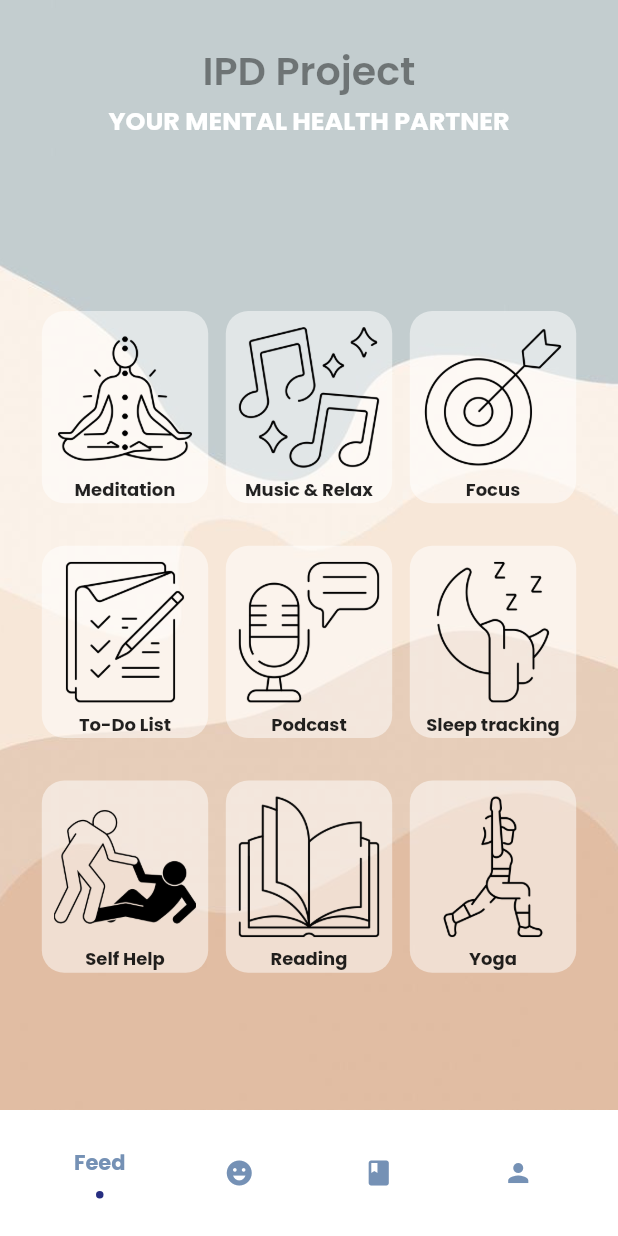
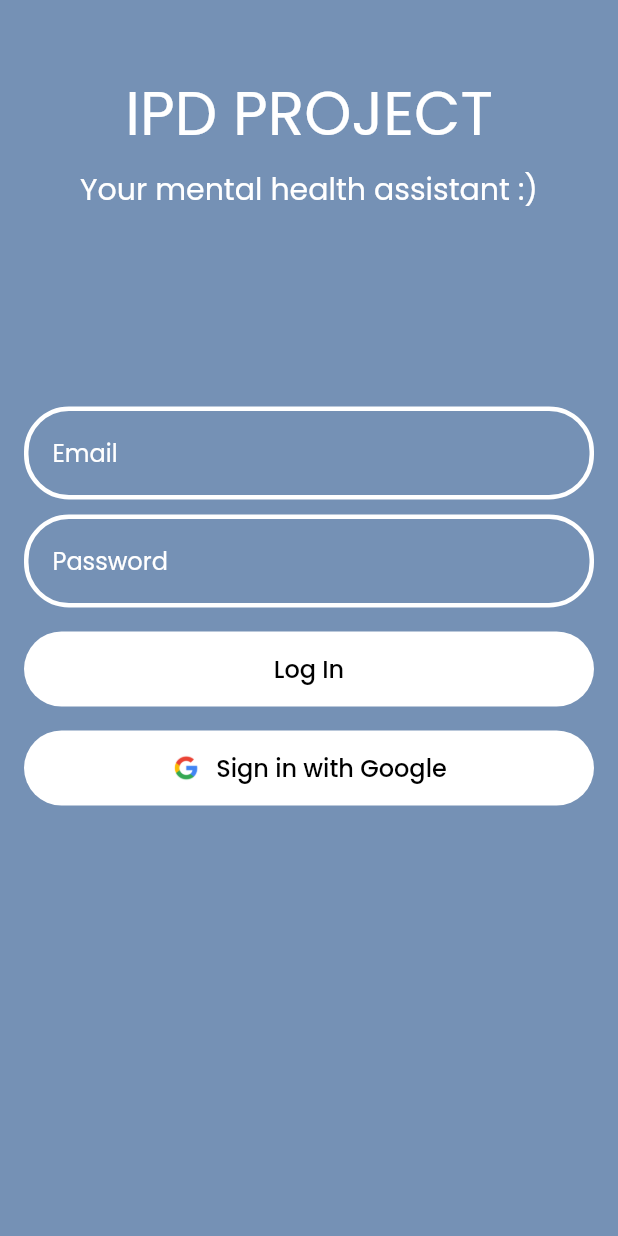
Before and after one commit to neminsheth/mental-health-assistant, a Flutter app: the screen it shows after launch, on a phone screen of 412 x 824 dp. Run offline on Flutter 3.47's test engine with Material 2 defaults, Android fonts, the phone set to English and light mode, and no system bars; drawn by our look-alikes of flashy_tab_bar2; our stand-ins replace animated_toggle_switch, audioplayers, circular_countdown_timer, firebase_auth, firebase_core, fl_chart and 5 more; missing offline and left inert: dotted_dashed_line, simple_animation_progress_bar, video_thumbnail_imageview; accounts and stored records are empty; generated files the repository leaves out were written again; key blocks and very long unbroken strings in the code were emptied for the run.

```diff
--- /dev/null
+++ b/lib/authentication/login.dart
@@ -0,0 +1,229 @@
+import 'package:flutter/material.dart';
+import 'package:firebase_auth/firebase_auth.dart';
+import 'package:google_fonts/google_fonts.dart';
+import 'package:google_sign_in/google_sign_in.dart';
+
+import '../colors.dart';
+import '../home.dart';
+
+class LoginPage extends StatefulWidget {
+  @override
+  _LoginPageState createState() => _LoginPageState();
+}
+
+class _LoginPageState extends State<LoginPage> {
+  final TextEditingController _emailController = TextEditingController();
+  final TextEditingController _passwordController = TextEditingController();
+  final FirebaseAuth _auth = FirebaseAuth.instance;
+  final GoogleSignIn _googleSignIn = GoogleSignIn();
+
+  @override
+  void dispose() {
+    _emailController.dispose();
+    _passwordController.dispose();
+    super.dispose();
+  }
+
+  Future<void> _login(BuildContext context) async {
+    final String email = _emailController.text.trim();
+    final String password = _passwordController.text.trim();
+
+    try {
+      UserCredential userCredential = await _auth.signInWithEmailAndPassword(
+        email: email,
+        password: password,
+      );
+
+      if (userCredential.user != null) {
+        Navigator.pushReplacement(
+          context,
+          MaterialPageRoute(builder: (context) => HomePage(userId: userCredential.user!.uid)),
+        );
+      }
+    } catch (error) {
+      showDialog(
+        context: context,
+        builder: (context) {
+          return AlertDialog(
+            title: Text('Login Failed'),
+            content: Text(error.toString()),
+            actions: [
+              TextButton(
+                onPressed: () {
+                  Navigator.pop(context);
+                },
+                child: Text('OK'),
+              ),
+            ],
+          );
+        },
+      );
+    }
+  }
+
+  Future<void> _signInWithGoogle(BuildContext context) async {
+    try {
+      final GoogleSignInAccount? googleUser = await _googleSignIn.signIn();
+      if (googleUser == null) return; // User cancelled sign-in
+
+      final GoogleSignInAuthentication googleAuth = await googleUser.authentication;
+
+      final credential = GoogleAuthProvider.credential(
+        accessToken: googleAuth.accessToken,
+        idToken: googleAuth.idToken,
+      );
+
+      final UserCredential userCredential = await _auth.signInWithCredential(credential);
+      if (userCredential.user != null) {
+        Navigator.pushReplacement(
+          context,
+          MaterialPageRoute(builder: (context) => HomePage(userId: userCredential.user!.uid)),
+        );
+      }
+    } catch (error) {
+      print('Google Sign-In Error: $error');
+      showDialog(
+        context: context,
+        builder: (context) {
+          return AlertDialog(
+            title: Text('Google Sign-In Failed'),
+            content: Text(error.toString()),
+            actions: [
+              TextButton(
+                onPressed: () {
+                  Navigator.pop(context);
+                },
+                child: Text('OK'),
+              ),
+            ],
+          );
+        },
+      );
+    }
+  }
+
+  @override
+  Widget build(BuildContext context) {
+    return Scaffold(
+      backgroundColor: AppColors.secondaryblue,
+      body: SingleChildScrollView(
+        child: Padding(
+          padding: EdgeInsets.all(16.0),
+          child: Column(
+            mainAxisAlignment: MainAxisAlignment.center,
+            children: [
+              SizedBox(
+                height: 30,
+              ),
+              Container(
+                child: Text(
+                  'IPD PROJECT',
+                  style: GoogleFonts.poppins(fontSize: 40, color: Colors.white),
+                ),
+              ),
+              SizedBox(
+                height: 5,
+              ),
+              Container(
+                child: Text(
+                  'Your mental health assistant :)',
+                  style: GoogleFonts.poppins(fontSize: 20, color: Colors.white),
+                ),
+              ),
+              SizedBox(
+                height: 130,
+              ),
+              Container(
+                decoration: BoxDecoration(
+                  borderRadius: BorderRadius.circular(30),
+                  border: Border.all(color: Colors.white, width: 3),
+                ),
+                child: TextField(
+                  controller: _emailController,
+                  decoration: InputDecoration(
+                    border: InputBorder.none,
+                    contentPadding: EdgeInsets.all(16.0),
+                    hintText: 'Email',
+                    hintStyle: GoogleFonts.poppins(fontSize: 16, color: Colors.white),
+                  ),
+                  style: TextStyle(color: Colors.white),
+                ),
+              ),
+              SizedBox(height: 10.0),
+              Container(
+                decoration: BoxDecoration(
+                  borderRadius: BorderRadius.circular(30),
+                  border: Border.all(color: Colors.white, width: 3),
+                ),
+                child: TextField(
+                  controller: _passwordController,
+                  obscureText: true,
+                  decoration: InputDecoration(
+                    border: InputBorder.none,
+                    contentPadding: EdgeInsets.all(16.0),
+                    hintText: 'Password',
+                    hintStyle: GoogleFonts.poppins(fontSize: 16, color: Colors.white),
+                  ),
+                  style: TextStyle(color: Colors.white),
+                ),
+              ),
+              SizedBox(height: 16.0),
+              Container(
+                width: double.infinity,
+                height: 50,
+                decoration: BoxDecoration(
+                  borderRadius: BorderRadius.circular(30),
+                  color: Colors.white,
+                ),
+                child: Builder(
+                  builder: (context) => MaterialButton(
+                    onPressed: () => _login(context),
+                    child: Text(
+                      'Log In',
+                      style: GoogleFonts.poppins(fontSize: 16, color: Colors.black),
+                    ),
+                  ),
+                ),
+              ),
+              SizedBox(height: 16.0),
+              Container(
+                width: double.infinity,
+                height: 50,
+                decoration: BoxDecoration(
+                  borderRadius: BorderRadius.circular(30),
+                  color: Colors.white,
+                ),
+                child: MaterialButton(
+                  onPressed: () => _signInWithGoogle(context),
+                  child: Row(
+                    mainAxisAlignment: MainAxisAlignment.center,
+                    children: [
+                      Image.asset(
+                        'assets/images/google_login.png',
+                        height: 20, // Adjust height as needed
+                      ),
+                      SizedBox(width: 10),
+                      Text(
+                        'Sign in with Google',
+                        style: GoogleFonts.poppins(fontSize: 16, color: Colors.black),
+                      ),
+                    ],
+                  ),
+                ),
+              ),
+              SizedBox(
+                height: 300,
+              ),
+              Text(
+                "Built with ❤️ by Your Name",
+                textScaleFactor: 1,
+                textAlign: TextAlign.center,
+                style: GoogleFonts.poppins(fontSize: 16, color: Colors.white),
+              ),
+            ],
+          ),
+        ),
+      ),
+    );
+  }
+}
--- a/lib/feed/meditate.dart
+++ b/lib/feed/meditate.dart
@@ -121,7 +121,7 @@ class _MeditateScreenState extends State<MeditateScreen> {
     return AppBar(
       leading: GestureDetector(
         onTap: () {
-          Navigator.push(context, MaterialPageRoute(builder: (context) => HomePage()));
+          Navigator.push(context, MaterialPageRoute(builder: (context) => HomePage(userId: '',)));
         },
         child: Container(
           margin: const EdgeInsets.all(10),
--- a/lib/feed/pomodoro.dart
+++ b/lib/feed/pomodoro.dart
@@ -29,7 +29,7 @@ class _PomodoroTimerState extends State<PomodoroTimer> {
       leading: GestureDetector(
         onTap: () {
           Navigator.push(
-              context, MaterialPageRoute(builder: (context) => HomePage()));
+              context, MaterialPageRoute(builder: (context) => HomePage(userId: '',)));
         },
         child: Container(
           margin: const EdgeInsets.all(10),
--- a/lib/feed/quotes.dart
+++ b/lib/feed/quotes.dart
@@ -107,7 +107,7 @@ class _QuotePageState extends State<QuotePage> {
     return AppBar(
       leading: GestureDetector(
         onTap: () {
-          Navigator.push(context, MaterialPageRoute(builder: (context) => HomePage()));
+          Navigator.push(context, MaterialPageRoute(builder: (context) => HomePage(userId: '',)));
         },
         child: Container(
           margin: const EdgeInsets.all(10),
--- a/lib/feed/todo.dart
+++ b/lib/feed/todo.dart
@@ -141,7 +141,7 @@ class _ToDoListPageState extends State<ToDoListPage> {
       actions: [
         GestureDetector(
           onTap: () {
-            Navigator.push(context, MaterialPageRoute(builder: (context) => HomePage()));
+            Navigator.push(context, MaterialPageRoute(builder: (context) => HomePage(userId: '',)));
           },
           child: Container(
             margin: const EdgeInsets.all(10),
--- a/lib/home.dart
+++ b/lib/home.dart
@@ -8,6 +8,9 @@ import 'journal/journal.dart';
 import 'feed/feed.dart';
 
 class HomePage extends StatefulWidget {
+  final String userId;
+
+  const HomePage({required this.userId});
   @override
   _HomePageState createState() => _HomePageState();
 }
--- a/lib/main.dart
+++ b/lib/main.dart
@@ -1,7 +1,16 @@
 import 'package:flutter/material.dart';
-import 'package:ipd/home.dart'; // Make sure to import HomePage from home.dart
+import 'package:firebase_core/firebase_core.dart';
+import 'package:google_sign_in/google_sign_in.dart';
+import 'authentication/login.dart';
+import 'firebase_options.dart';
 
-void main() {
+void main() async {
+  WidgetsFlutterBinding.ensureInitialized();
+  await Firebase.initializeApp(
+    options: DefaultFirebaseOptions.currentPlatform,
+  );
+  // Initialize GoogleSignIn
+  GoogleSignIn();
   runApp(MyApp());
 }
 
@@ -19,7 +28,7 @@ class MyApp extends StatelessWidget {
           ),
         ),
       ),
-      home: HomePage(), // Ensure HomePage is used as the home widget
+      home: LoginPage(),
     );
   }
 }
--- a/pubspec.yaml
+++ b/pubspec.yaml
@@ -52,6 +52,10 @@ dependencies:
   readmore: ^2.2.0
   dotted_dashed_line: ^0.0.3
   shared_preferences: ^2.2.2
+  firebase_core: ^2.24.2
+  firebase_auth: ^4.16.0
+  google_fonts: ^4.0.4
+  google_sign_in: ^6.1.6
 
 
 dev_dependencies:
```
Also changed, not shown: assets/images/google_login.png (added), lib/authentication/sign up.dart (added), pubspec.lock, 9 other files.
